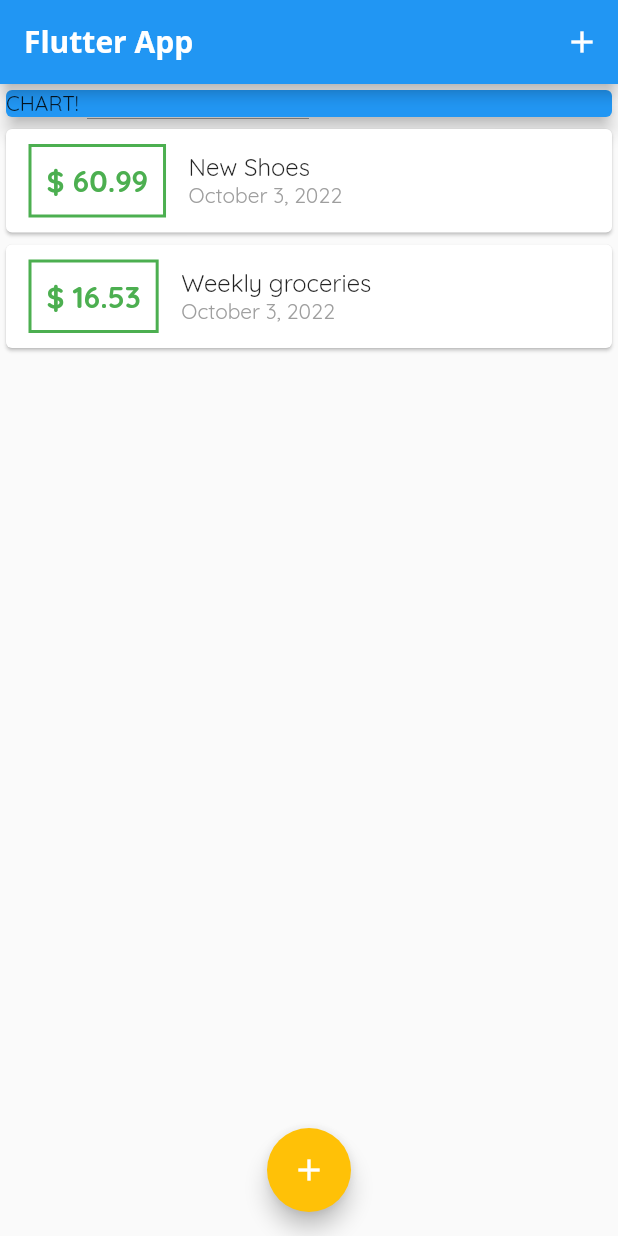
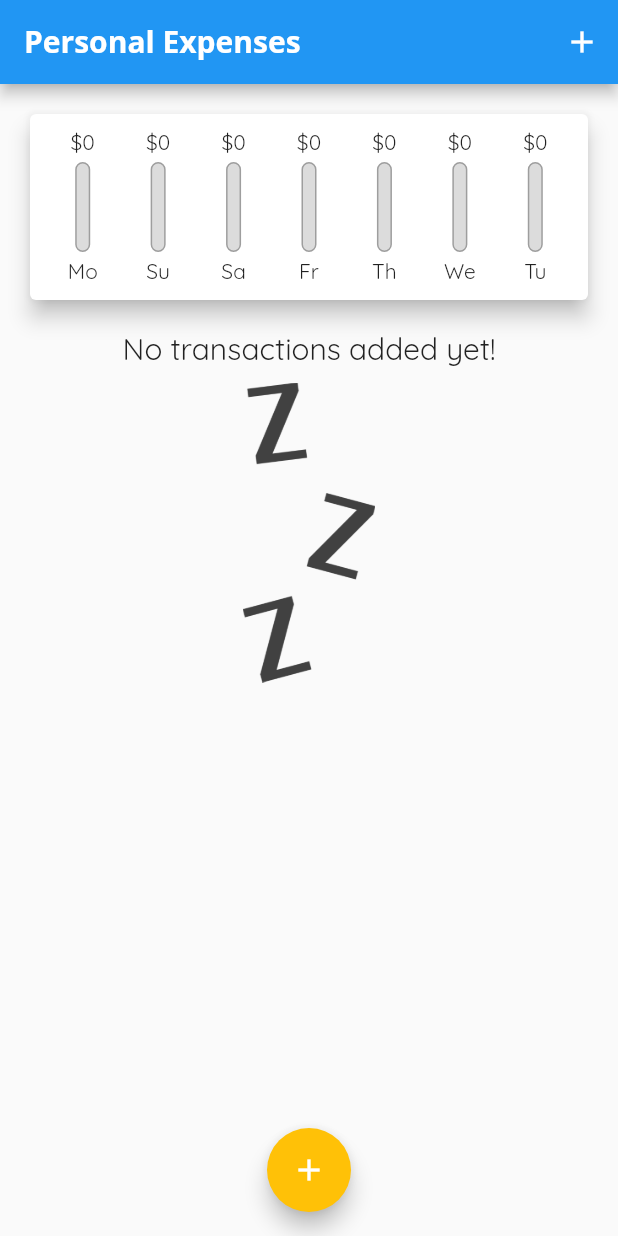
Before and after one commit to ajcandelariaa/flutter-expense-planner, a Flutter app: the screen it shows after launch, on a phone screen of 412 x 824 dp. Run offline on Flutter 3.47's test engine with Material 2 defaults, Android fonts, the phone set to English and light mode, and no system bars; missing offline and left inert: dart:ffi.

Commit message:
chart added

```diff
--- a/lib/main.dart
+++ b/lib/main.dart
@@ -3,6 +3,7 @@ import 'package:flutter/material.dart';
 
 import 'package:expense_planner/widgets/new_transaction.dart';
 import 'package:expense_planner/models/transaction.dart';
+import 'package:expense_planner/widgets/chart.dart';
 
 void main() => runApp(MyApp());
 
@@ -35,19 +36,29 @@ class MyHomePage extends StatefulWidget {
 
 class _MyHomePageState extends State<MyHomePage> {
   final List<Transaction> _userTransaction = [
-    Transaction(
-      id: 't1',
-      title: 'New Shoes',
-      amount: 60.99,
-      date: DateTime.now(),
-    ),
-    Transaction(
-      id: 't2',
-      title: 'Weekly groceries',
-      amount: 16.53,
-      date: DateTime.now(),
-    ),
+    // Transaction(
+    //   id: 't1',
+    //   title: 'New Shoes',
+    //   amount: 60.99,
+    //   date: DateTime.now(),
+    // ),
+    // Transaction(
+    //   id: 't2',
+    //   title: 'Weekly groceries',
+    //   amount: 16.53,
+    //   date: DateTime.now(),
+    // ),
   ];
+
+  List<Transaction> get _recentTransactions {
+    return _userTransaction.where((tx) {
+      return tx.date.isAfter(
+        DateTime.now().subtract(
+          Duration(days: 7),
+        ),
+      );
+    }).toList();
+  }
 
   void _addNewTransaction(String txTitle, double txAmount) {
     final newTx = Transaction(
@@ -78,7 +89,7 @@ class _MyHomePageState extends State<MyHomePage> {
   Widget build(BuildContext context) {
     return Scaffold(
       appBar: AppBar(
-        title: Text('Flutter App'),
+        title: Text('Personal Expenses'),
         actions: [
           IconButton(
               onPressed: () => _startAddNewTransaction(context),
@@ -89,14 +100,7 @@ class _MyHomePageState extends State<MyHomePage> {
         child: Column(
           crossAxisAlignment: CrossAxisAlignment.center,
           children: [
-            Container(
-              width: double.infinity,
-              child: Card(
-                color: Colors.blue,
-                child: Text('CHART!'),
-                elevation: 5,
-              ),
-            ),
+            Chart(_recentTransactions),
             TransactionList(_userTransaction),
           ],
         ),
--- /dev/null
+++ b/lib/widgets/chart.dart
@@ -0,0 +1,69 @@
+import 'package:expense_planner/models/transaction.dart';
+import 'package:expense_planner/widgets/chart_bar.dart';
+import 'package:flutter/material.dart';
+import 'package:intl/intl.dart';
+
+import './../models/transaction.dart';
+
+class Chart extends StatelessWidget {
+  final List<Transaction> recentTransactions;
+
+  Chart(this.recentTransactions);
+
+  List<Map<String, Object>> get groupedTransactionValues {
+    return List.generate(7, (index) {
+      final weekDay = DateTime.now().subtract(
+        Duration(days: index),
+      );
+      var totalSum = 0.0;
+
+      for (var i = 0; i < recentTransactions.length; i++) {
+        if (recentTransactions[i].date.day == weekDay.day &&
+            recentTransactions[i].date.month == weekDay.month &&
+            recentTransactions[i].date.year == weekDay.year) {
+          totalSum += recentTransactions[i].amount;
+        }
+      }
+
+      print(DateFormat.E().format(weekDay));
+      print(totalSum);
+
+      return {
+        'day': DateFormat.E().format(weekDay).substring(0, 2),
+        'amount': totalSum,
+      };
+    });
+  }
+
+  double get totalSPending {
+    return groupedTransactionValues.fold(0.0, (sum, item) {
+      return sum + (item['amount'] as double);
+    });
+  }
+
+  @override
+  Widget build(BuildContext context) {
+    print(groupedTransactionValues);
+    return Card(
+      elevation: 6,
+      margin: EdgeInsets.all(20),
+      child: Padding(
+        padding: EdgeInsets.all(10),
+        child: Row(
+          mainAxisAlignment: MainAxisAlignment.spaceAround,
+          children: groupedTransactionValues.map((data) {
+            return Flexible(
+              fit: FlexFit.tight,
+              child: ChartBar(
+                  data['day'] as String,
+                  data['amount'] as double,
+                  totalSPending == 0.0
+                      ? 0.0
+                      : (data['amount'] as double) / totalSPending),
+            );
+          }).toList(),
+        ),
+      ),
+    );
+  }
+}
--- /dev/null
+++ b/lib/widgets/chart_bar.dart
@@ -0,0 +1,54 @@
+import 'dart:ffi';
+
+import 'package:flutter/material.dart';
+
+class ChartBar extends StatelessWidget {
+  final String label;
+  final double spendingAmount;
+  final double spendingPctOfTotal;
+
+  ChartBar(this.label, this.spendingAmount, this.spendingPctOfTotal);
+
+  @override
+  Widget build(BuildContext context) {
+    return Column(
+      children: [
+        FittedBox(
+          child: Text('\$${spendingAmount.toStringAsFixed(0)}'),
+        ),
+        SizedBox(
+          height: 4,
+        ),
+        Container(
+          height: 60,
+          width: 10,
+          child: Stack(children: [
+            Container(
+              decoration: BoxDecoration(
+                border: Border.all(
+                  color: Colors.grey,
+                  width: 1.0,
+                ),
+                color: Color.fromRGBO(220, 220, 220, 1),
+                borderRadius: BorderRadius.circular(10),
+              ),
+            ),
+            FractionallySizedBox(
+              heightFactor: spendingPctOfTotal,
+              child: Container(
+                decoration: BoxDecoration(
+                  color: Theme.of(context).primaryColor,
+                  borderRadius: BorderRadius.circular(10),
+                ),
+              ),
+            )
+          ]),
+        ),
+        SizedBox(
+          height: 4,
+        ),
+        Text(label),
+      ],
+    );
+  }
+}
--- a/lib/widgets/transaction_list.dart
+++ b/lib/widgets/transaction_list.dart
@@ -8,12 +8,29 @@ class TransactionList extends StatelessWidget {
 
   TransactionList(this.transactions);
 
-
   @override
   Widget build(BuildContext context) {
     return Container(
       height: 300,
-        child: ListView.builder(
+      child: transactions.isEmpty
+          ? Column(
+              children: [
+                Text(
+                  'No transactions added yet!',
+                  style: Theme.of(context).textTheme.titleLarge,
+                ),
+                SizedBox(
+                  height: 10,
+                ),
+                Container(
+                    height: 200,
+                    child: Image.asset(
+                      'assets/images/waiting.png',
+                      fit: BoxFit.cover,
+                    )),
+              ],
+            )
+          : ListView.builder(
               itemCount: transactions.length,
               itemBuilder: (context, index) {
                 return Card(
@@ -48,7 +65,8 @@ class TransactionList extends StatelessWidget {
                             style: Theme.of(context).textTheme.subtitle1,
                           ),
                           Text(
-                        DateFormat.yMMMMd().format(transactions[index].date),
+                            DateFormat.yMMMMd()
+                                .format(transactions[index].date),
                             style: TextStyle(color: Colors.grey),
                           ),
                         ],
--- a/pubspec.yaml
+++ b/pubspec.yaml
@@ -61,8 +61,8 @@ flutter:
   uses-material-design: true
 
   # To add assets to your application, add an assets section, like this:
-  # assets:
-  #   - images/a_dot_burr.jpeg
+  assets:
+    - assets/images/waiting.png
   #   - images/a_dot_ham.jpeg
 
   # An image asset can refer to one or more resolution-specific "variants", see
```
Also changed, not shown: assets/images/waiting.png (added). Lines whose indentation alone changed are shown as unchanged.
